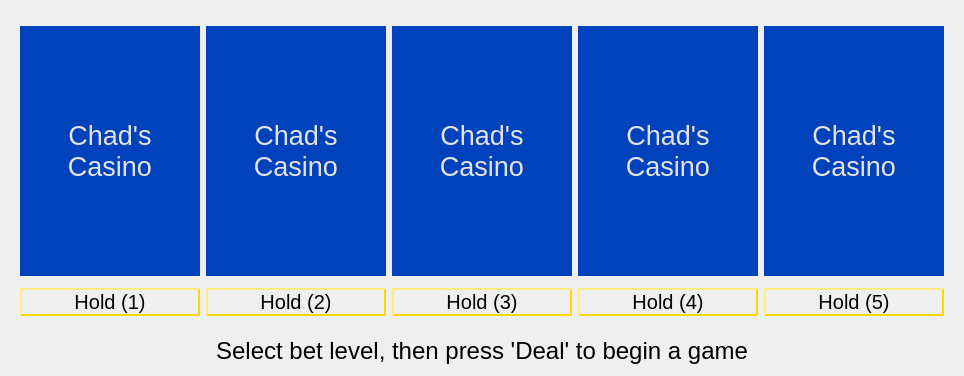
The window that src/ui/handwidget.ui (dbrook/vidpokerterm) describes before a commit, drawn with Qt 5.
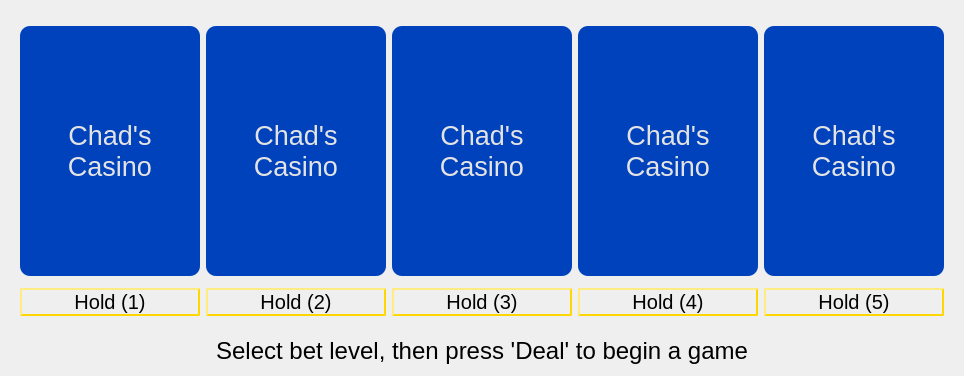
The same window after the commit.

Diff of the .ui file:
```diff
--- a/src/ui/handwidget.ui
+++ b/src/ui/handwidget.ui
@@ -48,9 +48,10 @@
         </property>
         <property name="styleSheet">
          <string notr="true">background-color: rgb(0, 66, 188);
-border-color: rgb(0, 0, 0);
+border-color: rgb(250, 250, 250);
 color: rgb(227, 227, 227);
-font-size: 20pt;</string>
+font-size: 20pt;
+border-radius: 10px;</string>
         </property>
         <property name="frameShape">
          <enum>QFrame::NoFrame</enum>
@@ -86,9 +87,10 @@
         </property>
         <property name="styleSheet">
          <string notr="true">background-color: rgb(0, 66, 188);
-border-color: rgb(0, 0, 0);
+border-color: rgb(250, 250, 250);
 color: rgb(227, 227, 227);
-font-size: 20pt;</string>
+font-size: 20pt;
+border-radius: 10px;</string>
         </property>
         <property name="frameShape">
          <enum>QFrame::NoFrame</enum>
@@ -124,9 +126,10 @@
         </property>
         <property name="styleSheet">
          <string notr="true">background-color: rgb(0, 66, 188);
-border-color: rgb(0, 0, 0);
+border-color: rgb(250, 250, 250);
 color: rgb(227, 227, 227);
-font-size: 20pt;</string>
+font-size: 20pt;
+border-radius: 10px;</string>
         </property>
         <property name="frameShape">
          <enum>QFrame::NoFrame</enum>
@@ -175,9 +178,10 @@
         </property>
         <property name="styleSheet">
          <string notr="true">background-color: rgb(0, 66, 188);
-border-color: rgb(0, 0, 0);
+border-color: rgb(250, 250, 250);
 color: rgb(227, 227, 227);
-font-size: 20pt;</string>
+font-size: 20pt;
+border-radius: 10px;</string>
         </property>
         <property name="frameShape">
          <enum>QFrame::NoFrame</enum>
@@ -213,9 +217,10 @@
         </property>
         <property name="styleSheet">
          <string notr="true">background-color: rgb(0, 66, 188);
-border-color: rgb(0, 0, 0);
+border-color: rgb(250, 250, 250);
 color: rgb(227, 227, 227);
-font-size: 20pt;</string>
+font-size: 20pt;
+border-radius: 10px;</string>
         </property>
         <property name="frameShape">
          <enum>QFrame::NoFrame</enum>
```
